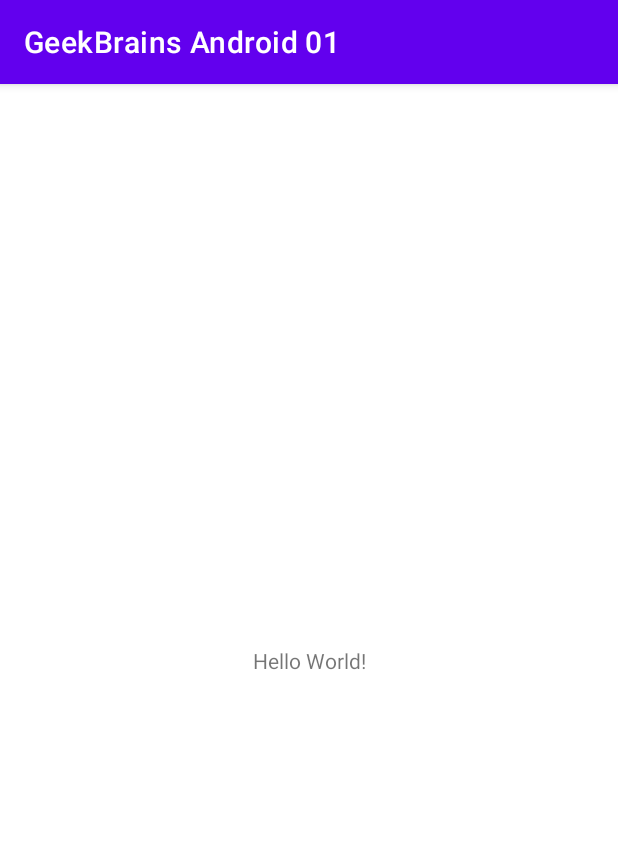
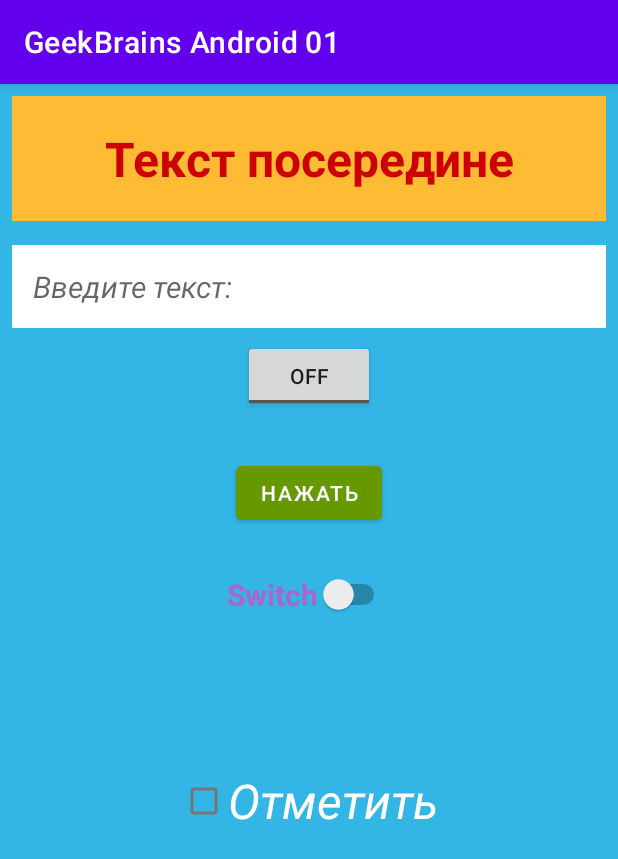
Before and after one commit to Weret90/GeekBrains_Android_01, an Android app: the screen it shows after launch (MainActivity), on a phone screen of 412 x 824 dp. Shown: the top 859 px of the screen. Run offline under Robolectric (Android 15) with nearby library versions, the phone set to English and light mode, and no system bars.

Commit message:
Создал проект со следующими пользовательскими элементами: TextView, EditText, Button, Switch, CheckBox, ToggleButton

```diff
--- a/app/src/main/res/layout/activity_main.xml
+++ b/app/src/main/res/layout/activity_main.xml
@@ -1,18 +1,72 @@
 <?xml version="1.0" encoding="utf-8"?>
-<androidx.constraintlayout.widget.ConstraintLayout xmlns:android="http://schemas.android.com/apk/res/android"
+<LinearLayout xmlns:android="http://schemas.android.com/apk/res/android"
     xmlns:app="http://schemas.android.com/apk/res-auto"
     xmlns:tools="http://schemas.android.com/tools"
     android:layout_width="match_parent"
     android:layout_height="match_parent"
+    android:background="@android:color/holo_blue_light"
+    android:orientation="vertical"
+    android:gravity="center_horizontal"
     tools:context=".MainActivity">
 
     <TextView
+        android:id="@+id/textView"
+        android:layout_width="match_parent"
+        android:layout_height="wrap_content"
+        android:layout_margin="8dp"
+        android:background="@android:color/holo_orange_light"
+        android:gravity="center_horizontal"
+        android:padding="20dp"
+        android:text="Текст посередине"
+        android:textSize="32sp"
+        android:textStyle="bold"
+        android:textColor="@android:color/holo_red_dark"/>
+
+    <EditText
+        android:layout_margin="8dp"
+        android:id="@+id/editTextTextPersonName"
+        android:layout_width="match_parent"
+        android:layout_height="wrap_content"
+        android:background="@color/white"
+        android:ems="10"
+        android:inputType="textPersonName"
+        android:hint="Введите текст:"
+        android:textSize="20sp"
+        android:padding="14dp"
+        android:textStyle="italic"
+        />
+
+    <ToggleButton
+        android:id="@+id/toggleButton"
         android:layout_width="wrap_content"
         android:layout_height="wrap_content"
-        android:text="Hello World!"
-        app:layout_constraintBottom_toBottomOf="parent"
-        app:layout_constraintLeft_toLeftOf="parent"
-        app:layout_constraintRight_toRightOf="parent"
-        app:layout_constraintTop_toTopOf="parent" />
+        android:text="ToggleButton" />
 
-</androidx.constraintlayout.widget.ConstraintLayout>
+    <Button
+        android:layout_marginTop="30dp"
+        android:layout_marginBottom="30dp"
+        android:id="@+id/button"
+        android:layout_width="wrap_content"
+        android:layout_height="wrap_content"
+        android:text="Нажать"
+        android:backgroundTint="@android:color/holo_green_dark"/>
+
+    <Switch
+        android:id="@+id/switch1"
+        android:layout_width="wrap_content"
+        android:layout_height="wrap_content"
+        android:text="Switch"
+        android:textSize="20sp"
+        android:textColor="@android:color/holo_purple"
+        android:layout_marginBottom="100dp"
+        android:textStyle="bold"/>
+
+    <CheckBox
+        android:textSize="32sp"
+        android:textStyle="italic"
+        android:textColor="@color/white"
+        android:id="@+id/checkBox"
+        android:layout_width="wrap_content"
+        android:layout_height="wrap_content"
+        android:text="Отметить" />
+</LinearLayout>
```
